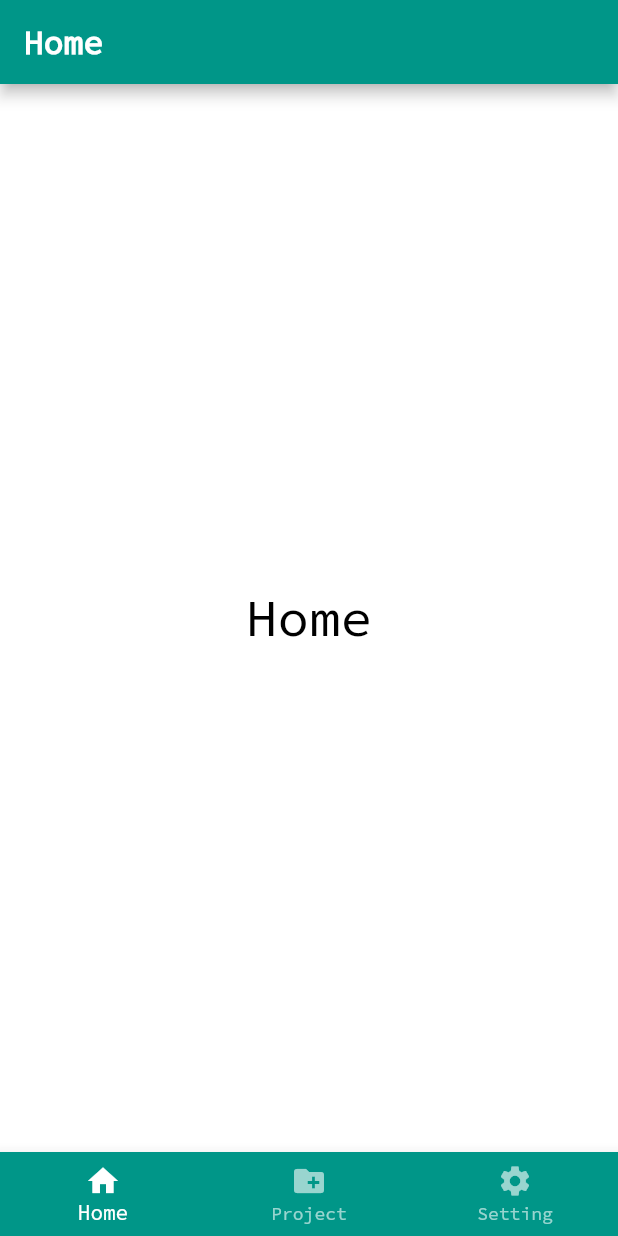
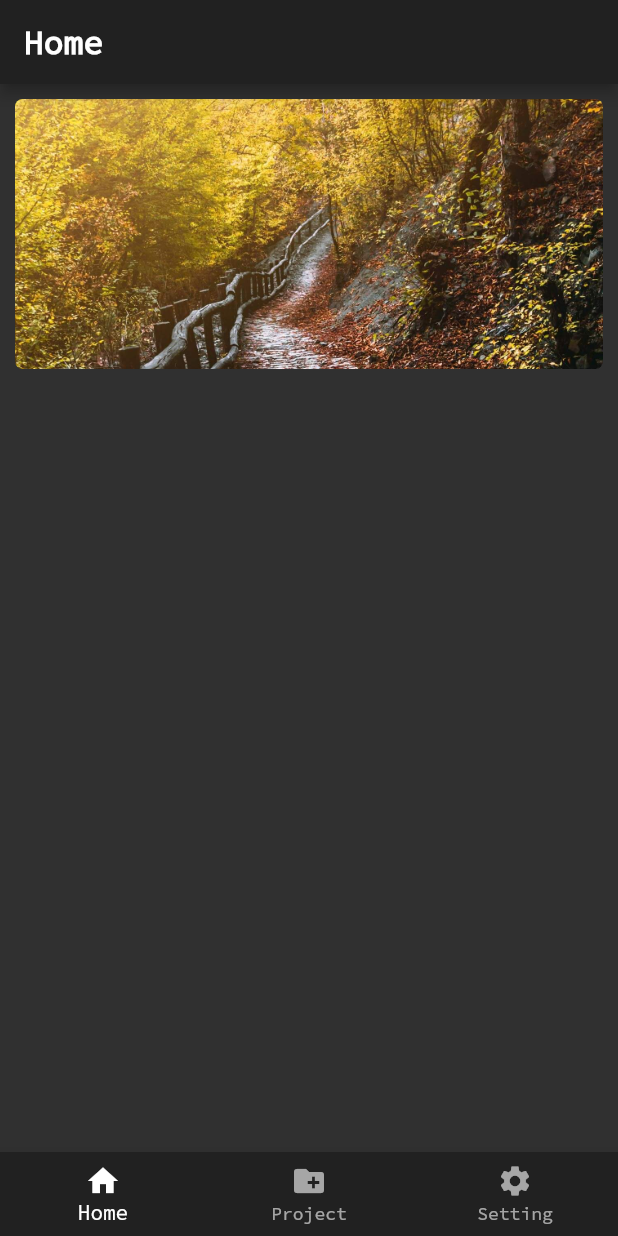
Before and after one commit to sqsong66/flutter_wanandroid_redux, a Flutter app: the screen it shows after launch, on a phone screen of 412 x 824 dp. Run offline on Flutter 3.47's test engine with Material 2 defaults, Android fonts, the phone set to English and light mode, and no system bars; our stand-ins replace dio, flutter_redux, fluttertoast, preload_page_view, redux, redux_thunk; missing offline and left inert: alice.

Commit message:
add banner

```diff
--- /dev/null
+++ b/lib/data/banner_data.dart
@@ -0,0 +1,73 @@
+class BannerBean {
+  List<BannerData> data;
+  int errorCode;
+  String errorMsg;
+
+  BannerBean({this.data, this.errorCode, this.errorMsg});
+
+  BannerBean.fromJson(Map<String, dynamic> json) {
+    if (json['data'] != null) {
+      data = new List<BannerData>();
+      json['data'].forEach((v) {
+        data.add(new BannerData.fromJson(v));
+      });
+    }
+    errorCode = json['errorCode'];
+    errorMsg = json['errorMsg'];
+  }
+
+  Map<String, dynamic> toJson() {
+    final Map<String, dynamic> data = new Map<String, dynamic>();
+    if (this.data != null) {
+      data['data'] = this.data.map((v) => v.toJson()).toList();
+    }
+    data['errorCode'] = this.errorCode;
+    data['errorMsg'] = this.errorMsg;
+    return data;
+  }
+}
+
+class BannerData {
+  String desc;
+  int id;
+  String imagePath;
+  int isVisible;
+  int order;
+  String title;
+  int type;
+  String url;
+
+  BannerData(
+      {this.desc,
+      this.id,
+      this.imagePath,
+      this.isVisible,
+      this.order,
+      this.title,
+      this.type,
+      this.url});
+
+  BannerData.fromJson(Map<String, dynamic> json) {
+    desc = json['desc'];
+    id = json['id'];
+    imagePath = json['imagePath'];
+    isVisible = json['isVisible'];
+    order = json['order'];
+    title = json['title'];
+    type = json['type'];
+    url = json['url'];
+  }
+
+  Map<String, dynamic> toJson() {
+    final Map<String, dynamic> data = new Map<String, dynamic>();
+    data['desc'] = this.desc;
+    data['id'] = this.id;
+    data['imagePath'] = this.imagePath;
+    data['isVisible'] = this.isVisible;
+    data['order'] = this.order;
+    data['title'] = this.title;
+    data['type'] = this.type;
+    data['url'] = this.url;
+    return data;
+  }
+}
--- a/lib/main.dart
+++ b/lib/main.dart
@@ -10,7 +10,6 @@ void main() => runApp(WanAndroidApp(createStore()));
 GlobalKey<NavigatorState> navigatorKey = GlobalKey<NavigatorState>();
 
 class WanAndroidApp extends StatefulWidget {
-
   final Store<AppState> store;
   WanAndroidApp(this.store);
 
@@ -19,7 +18,6 @@ class WanAndroidApp extends StatefulWidget {
 }
 
 class _WanAndroidAppState extends State<WanAndroidApp> {
-
   @override
   Widget build(BuildContext context) {
     return StoreProvider<AppState>(
@@ -28,9 +26,9 @@ class _WanAndroidAppState extends State<WanAndroidApp> {
         debugShowCheckedModeBanner: false,
         navigatorKey: navigatorKey,
         title: 'Wan Android',
-        theme: ThemeData(
-          primarySwatch: Colors.teal,
-          fontFamily: "Source Code Pro",
+        theme: ThemeData.dark().copyWith(
+          textTheme:
+              ThemeData.dark().textTheme.apply(fontFamily: "Source Code Pro"),
         ),
         home: SplashScreen(),
       ),
--- a/lib/ui/hoem_screen.dart
+++ b/lib/ui/hoem_screen.dart
@@ -1,4 +1,6 @@
 import 'package:flutter/material.dart';
+import 'package:flutter_wanandroid_redux/data/banner_data.dart';
+import 'package:flutter_wanandroid_redux/widget/banner_widget.dart';
 
 class HomeScreen extends StatelessWidget {
   final String titleText;
@@ -7,18 +9,17 @@ class HomeScreen extends StatelessWidget {
 
   @override
   Widget build(BuildContext context) {
-    return Container(
-      width: double.infinity,
-      height: double.infinity,
-      color: Colors.white,
-      child: Center(
-        child: Center(
-          child: Text(
-            titleText,
-            style: TextStyle(color: Colors.black, fontSize: 35.0),
-          ),
-        ),
-      ),
+
+    List<BannerData> bannerList = [
+      BannerData(imagePath: "assets/images/image01.jpg"),
+      BannerData(imagePath: "assets/images/image02.jpg"),
+      BannerData(imagePath: "assets/images/image03.jpg"),
+      BannerData(imagePath: "assets/images/image04.jpg"),
+    ];
+    return Column(
+      children: <Widget>[
+        BannerWidget(imageLists: bannerList,)
+      ],
     );
   }
 }
--- a/lib/ui/main_screen.dart
+++ b/lib/ui/main_screen.dart
@@ -1,5 +1,6 @@
 import 'package:flutter/material.dart';
 import 'package:flutter_wanandroid_redux/ui/hoem_screen.dart';
+import 'package:flutter_wanandroid_redux/ui/test_screen.dart';
 import 'package:flutter_wanandroid_redux/widget/home_bottom_bar.dart';
 
 class MainScreen extends StatefulWidget {
@@ -46,8 +47,8 @@ class _MainScreenState extends State<MainScreen>
         physics: const NeverScrollableScrollPhysics(),
         children: <Widget>[
           HomeScreen(titleText: "Home"),
-          HomeScreen(titleText: "Project"),
-          HomeScreen(titleText: "Setting"),
+          TestScreen(titleText: "Project"),
+          TestScreen(titleText: "Setting"),
         ],
       ),
     );
@@ -61,6 +62,7 @@ class _MainScreenState extends State<MainScreen>
           _getTitleText(),
           style: TextStyle(
             fontSize: 22.0,
+            fontFamily: "Source Code Pro",
             fontWeight: FontWeight.bold,
           ),
         ),
--- /dev/null
+++ b/lib/widget/banner_widget.dart
@@ -0,0 +1,86 @@
+import 'package:flutter/material.dart';
+import 'package:flutter_wanandroid_redux/data/banner_data.dart';
+import 'package:preload_page_view/preload_page_view.dart';
+
+class BannerWidget extends StatefulWidget {
+  final List<BannerData> imageLists;
+
+  BannerWidget({this.imageLists});
+
+  @override
+  _BannerWidgetState createState() => _BannerWidgetState();
+}
+
+class _BannerWidgetState extends State<BannerWidget> {
+  int _currentIndex = 0;
+  double _bannerHeight = 200.0;
+  PreloadPageController _pageController;
+
+  @override
+  void initState() {
+    super.initState();
+    _pageController = PreloadPageController(initialPage: 0);
+  }
+
+  @override
+  void dispose() {
+    super.dispose();
+    _pageController.dispose();
+  }
+
+  Widget _placeHolder() {
+    return Padding(
+      padding: const EdgeInsets.all(10.0),
+      child: ClipRRect(
+        borderRadius: BorderRadius.circular(5.0),
+        child: Image(
+          image: AssetImage("assets/images/horizontal_placeholder.jpg"),
+          fit: BoxFit.cover,
+        ),
+      ),
+    );
+  }
+
+  Widget _banner() {
+    return PreloadPageView.builder(
+      controller: _pageController,
+      itemCount: widget.imageLists.length,
+      preloadPagesCount: 3,
+      itemBuilder: (BuildContext context, int index) {
+        return Container(
+          margin: EdgeInsets.all(10.0),
+          child: Material(
+            color: Colors.transparent,
+            child: InkWell(
+              onTap: () {},
+              child: ClipRRect(
+                borderRadius: BorderRadius.circular(5.0),
+                child: Image(
+                  image: AssetImage(widget.imageLists[index]
+                      .imagePath), // NetworkImage(widget.imageLists[index].imagePath),
+                  fit: BoxFit.cover,
+                ),
+              ),
+            ),
+          ),
+        );
+      },
+    );
+  }
+
+  @override
+  Widget build(BuildContext context) {
+    return Container(
+      height: _bannerHeight,
+      width: double.infinity,
+      decoration: BoxDecoration(borderRadius: BorderRadius.circular(5.0)),
+      child: (widget.imageLists == null || widget.imageLists.length == 0)
+          ? _placeHolder()
+          : Stack(
+            children: <Widget>[
+              _banner()
+            ],
+          ),
+    );
+  }
+}
--- a/lib/widget/dialog.dart
+++ b/lib/widget/dialog.dart
@@ -8,7 +8,7 @@ void showLoadingDialog(BuildContext context, String loadingText) {
         return SimpleDialog(
           shape:
               RoundedRectangleBorder(borderRadius: BorderRadius.circular(10.0)),
-          backgroundColor: Color(0xAA000000),
+          backgroundColor: Theme.of(context).cardColor,
           elevation: 0.0,
           children: <Widget>[
             Column(
@@ -17,8 +17,7 @@ void showLoadingDialog(BuildContext context, String loadingText) {
                   height: 20.0,
                 ),
                 CircularProgressIndicator(
-                  valueColor: AlwaysStoppedAnimation<Color>(
-                      Theme.of(context).primaryColor),
+                  valueColor: AlwaysStoppedAnimation<Color>(Colors.white),
                 ),
                 SizedBox(
                   height: 30.0,
--- a/lib/widget/rounded_button_widget.dart
+++ b/lib/widget/rounded_button_widget.dart
@@ -15,7 +15,7 @@ class RoundedButtonWidget extends StatelessWidget {
     return SizedBox(
       width: double.infinity,
       child: RaisedButton(
-        color: Colors.teal,
+        color: Theme.of(context).accentColor,
         shape:
             RoundedRectangleBorder(borderRadius: BorderRadius.circular(30.0)),
         disabledColor: Colors.grey[400],
--- a/pubspec.yaml
+++ b/pubspec.yaml
@@ -16,6 +16,7 @@ dependencies:
   dio: ^3.0.7
   alice: ^0.0.17
   fluttertoast: ^3.1.3
+  preload_page_view: ^0.1.4
   cupertino_icons: ^0.1.2
 
 dev_dependencies:
@@ -37,6 +38,7 @@ flutter:
     - assets/images/image10.jpg
     - assets/images/image11.jpg
     - assets/images/image12.jpg
+    - assets/images/horizontal_placeholder.jpg
   fonts:
     - family: Source Code Pro
       fonts:
```
Also changed, not shown: lib/ui/test_screen.dart (added, +23 -0 lines), assets/images/horizontal_placeholder.jpg (added), pubspec.lock.
